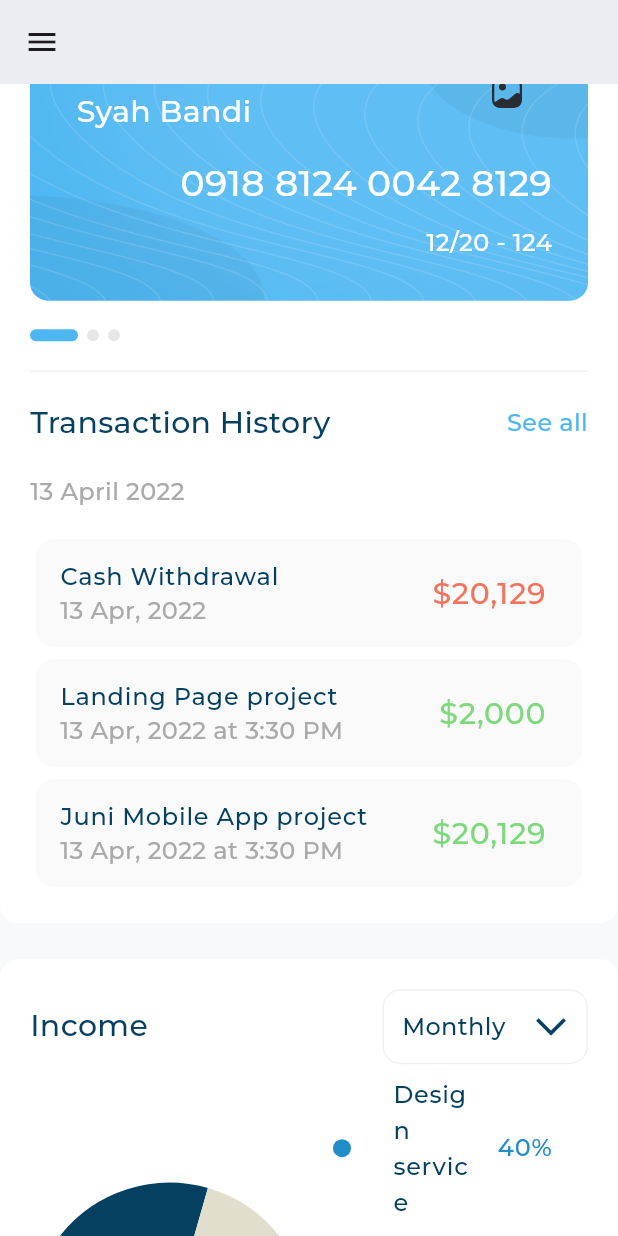
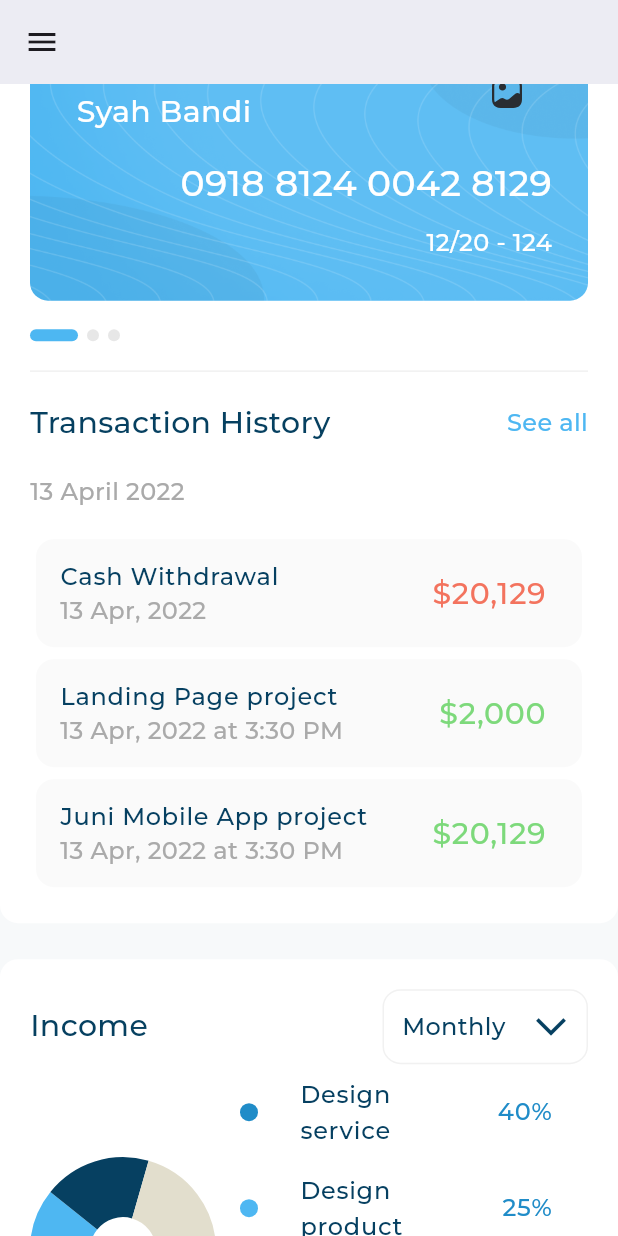
Before and after one commit to AbdoAlHady/Responsive_Dashboard, a Flutter app: the screen it shows after launch, scrolled down 1152 dp, on a phone screen of 412 x 824 dp. Run offline on Flutter 3.47's test engine with Material 3 defaults, Android fonts, the phone set to English and light mode, and no system bars; drawn by our look-alikes of expandable_page_view, fl_chart; our stand-ins replace flutter_svg; project files that could hold a hidden picture were left out.

Commit message:
create income body

```diff
--- a/lib/views/widgets/income_section.dart
+++ b/lib/views/widgets/income_section.dart
@@ -2,9 +2,8 @@ import 'package:flutter/cupertino.dart';
 import 'package:flutter/material.dart';
 import 'package:flutter/widgets.dart';
 import 'package:responsive_dashboard/views/widgets/custom_background_container.dart';
-import 'package:responsive_dashboard/views/widgets/income_chart.dart';
-import 'package:responsive_dashboard/views/widgets/income_details.dart';
 import 'package:responsive_dashboard/views/widgets/income_header.dart';
+import 'package:responsive_dashboard/views/widgets/income_section_body.dart';
 
 class IncomeSection extends StatelessWidget {
   const IncomeSection({super.key});
@@ -12,19 +11,13 @@ class IncomeSection extends StatelessWidget {
   @override
   Widget build(BuildContext context) {
     return const CustomBackgroundContainer(
-        child: Column(
-      children: [
-        IncomeHeader(),
-        Row(
-          crossAxisAlignment: CrossAxisAlignment.center,
-          children: [
-            Expanded(child: IncomeChart()),
-            Expanded(
-              child: IncomeDetails())
-
-          ],
-        )
-      ],
-    ));
+      child: Column(
+        crossAxisAlignment: CrossAxisAlignment.start,
+        children: [
+          IncomeHeader(),
+          IncomeSectionBody(),
+        ],
+      ),
+    );
   }
 }
--- /dev/null
+++ b/lib/views/widgets/income_section_body.dart
@@ -0,0 +1,27 @@
+import 'package:flutter/material.dart';
+
+import 'income_chart.dart';
+import 'income_details.dart';
+
+class IncomeSectionBody extends StatelessWidget {
+  const IncomeSectionBody({
+    super.key,
+  });
+
+  @override
+  Widget build(BuildContext context) {
+    double width = MediaQuery.sizeOf(context).width;
+    return width >= 1200 && width < 1750
+        ? const SizedBox()
+        : const Row(
+            crossAxisAlignment: CrossAxisAlignment.center,
+            children: [
+              Expanded(child: IncomeChart()),
+              Expanded(
+                flex: 2,
+                child: IncomeDetails(),
+              ),
+            ],
+          );
+  }
+}
--- a/lib/views/widgets/transaction_hostory_list_view.dart
+++ b/lib/views/widgets/transaction_hostory_list_view.dart
@@ -35,4 +35,4 @@ class TransactionHistoryListView extends StatelessWidget {
     //   },
     // );
   }
-},
+}
```
